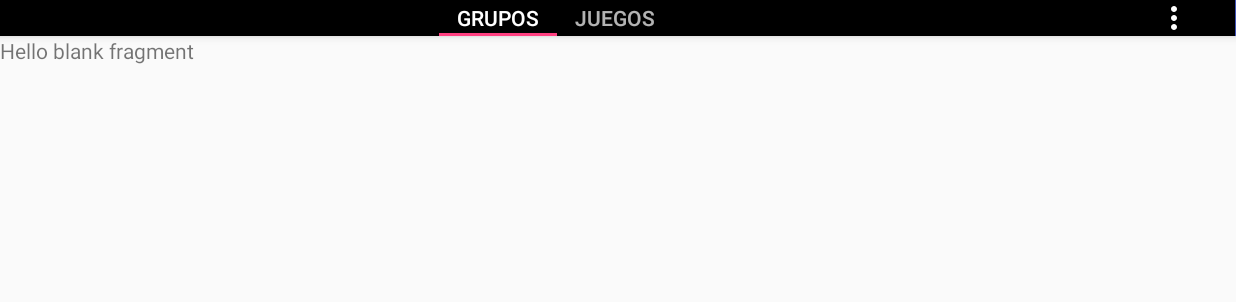
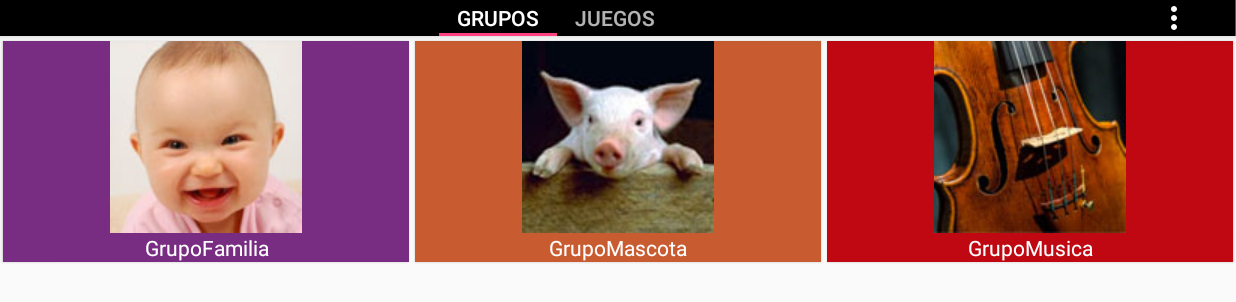
Before and after one commit to cruzmarcano/juego_app, an Android app: the screen it shows after launch (PrincipalActivity), on a phone screen of 824 x 412 dp (held sideways). Shown: the top 302 px of the screen. Run offline under Robolectric (Android 15) with nearby library versions, the phone set to English and light mode, and no system bars.

Commit message:
ReciclerView y CardView de grupo terminado

```diff
--- a/app/src/main/java/com/example/cruzmarcano/juego/CargaActivity.java
+++ b/app/src/main/java/com/example/cruzmarcano/juego/CargaActivity.java
@@ -35,6 +35,9 @@ public class CargaActivity extends AppCompatActivity {
             db.execSQL("INSERT INTO plantilla VALUES (null,'orientacion','#a3bd31');");
             db.execSQL("INSERT INTO plantilla VALUES (null,'arencion','#3D6AAC');");
             db.execSQL("INSERT INTO plantilla VALUES (null,'visual','#782d83');");
+            db.execSQL("INSERT INTO grupo VALUES (null,'GrupoFamilia','#782d83','bebe');");
+            db.execSQL("INSERT INTO grupo VALUES (null,'GrupoMascota','#c85b30','cerdo');");
+            db.execSQL("INSERT INTO grupo VALUES (null,'GrupoMusica','#bf0811','violin');");
             db.execSQL("INSERT INTO juego VALUES (null,1,'Mascota','seleccione el sonido que tenga tenga relacion con la  imagen','cerdo','cerdo',null,null);");
             db.execSQL("INSERT INTO juego VALUES (null,1,'familia','seleccione el sonido que tenga tenga relacion con la  imagen','bebe','bebe',null,null);");
             db.execSQL("INSERT INTO juego VALUES (null,1,'Musica','Seleccione sonido del intrumento musicar mostrado en la imagen','violin','violin',null,null);");
--- a/app/src/main/java/com/example/cruzmarcano/juego/PrincipalGrupos.java
+++ b/app/src/main/java/com/example/cruzmarcano/juego/PrincipalGrupos.java
@@ -4,76 +4,40 @@ import android.content.Context;
 import android.net.Uri;
 import android.os.Bundle;
 import android.support.v4.app.Fragment;
+import android.support.v7.widget.GridLayoutManager;
+import android.support.v7.widget.RecyclerView;
 import android.view.LayoutInflater;
 import android.view.View;
 import android.view.ViewGroup;
 
+import com.example.cruzmarcano.juego.adaptadores.GrupoAdapter;
+import com.example.cruzmarcano.juego.utilidades.TablasCampos;
+
 
 public class PrincipalGrupos extends Fragment {
-    // TODO: Rename parameter arguments, choose names that match
-    // parametrso iniciales
-    private static final String ARG_PARAM1 = "param1";
-    private static final String ARG_PARAM2 = "param2";
-
-    // TODO: Rename and change types of parameters
-    private String mParam1;
-    private String mParam2;
-
-    private OnFragmentInteractionListener mListener;
-
-    public PrincipalGrupos() {
-        // Required empty public constructor
-    }
-
-    /*
-    metodo para  crear instancias del fragmento
-     */
-    // TODO: Rename and change types and number of parameters
-    public static PrincipalGrupos newInstance(String param1, String param2) {
-        PrincipalGrupos fragment = new PrincipalGrupos();
-        Bundle args = new Bundle();
-        args.putString(ARG_PARAM1, param1);
-        args.putString(ARG_PARAM2, param2);
-        fragment.setArguments(args);
-        return fragment;
-    }
+    RecyclerView listaEjercicio;
+    TablasCampos datos;
 
     @Override
-    public void onCreate(Bundle savedInstanceState) {
-        super.onCreate(savedInstanceState);
-        if (getArguments() != null) {
-            mParam1 = getArguments().getString(ARG_PARAM1);
-            mParam2 = getArguments().getString(ARG_PARAM2);
-        }
-    }
+    public View onCreateView(LayoutInflater inflater, ViewGroup container,Bundle savedInstanceState) {
+        datos=new TablasCampos(getContext());
 
-    @Override
-    public View onCreateView(LayoutInflater inflater, ViewGroup container,
-                             Bundle savedInstanceState) {
-        // aqui va el codigo principal
-        return inflater.inflate(R.layout.principal_grupos, container, false);
+        //al crear un fragment este deve devolver una vista por eso se crea el vistaRaiz que crea infla
+        View vistaRaiz = inflater.inflate(R.layout.principal_grupos, container, false);
+        //cateamos el recyclerView
+        listaEjercicio=(RecyclerView)vistaRaiz.findViewById(R.id.recyclerGrupos);
+        //esta linea le dice que todos los elementos ocuparan el mismo espacio
+        listaEjercicio.setHasFixedSize(true);
+        //el layoutManayer gestiona la disposicion de los elementos en la vista diseño
+
+        GridLayoutManager gridLayoutManager = new GridLayoutManager(getContext(),3);
+        listaEjercicio.setLayoutManager(gridLayoutManager);
+
+        GrupoAdapter adactador=new GrupoAdapter(getContext(), datos.selecGrupos());
+        listaEjercicio.setAdapter(adactador);
+
+        return vistaRaiz;
     }
 
 
-    public void onButtonPressed(Uri uri) {
-        if (mListener != null) {
-            mListener.onFragmentInteraction(uri);
-        }
-    }
-
-
-    @Override
-    public void onDetach() {
-        super.onDetach();
-        mListener = null;
-    }
-
-    /**
-     * esta funcion permite comunicacion con otros fragment mas informacion ver web
-     * "http://developer.android.com/training/basics/fragments/communicating.html"
-     */
-    public interface OnFragmentInteractionListener {
-        // TODO: Update argument type and name
-        void onFragmentInteraction(Uri uri);
-    }
 }
--- a/app/src/main/java/com/example/cruzmarcano/juego/adaptadores/GrupoAdapter.java
+++ b/app/src/main/java/com/example/cruzmarcano/juego/adaptadores/GrupoAdapter.java
@@ -5,13 +5,11 @@ import android.graphics.Color;
 import android.net.Uri;
 import android.support.v7.widget.CardView;
 import android.support.v7.widget.RecyclerView;
-import android.text.Layout;
 import android.view.LayoutInflater;
 import android.view.View;
 import android.view.ViewGroup;
 import android.widget.ImageView;
 import android.widget.TextView;
-
 import com.example.cruzmarcano.juego.R;
 import com.example.cruzmarcano.juego.pojo.GruposPojo;
 
@@ -45,6 +43,19 @@ public class GrupoAdapter extends RecyclerView.Adapter<GrupoAdapter.ViewHolder>
     @Override
     public void onBindViewHolder(ViewHolder holder, int position) {
         holder.nombre.setText(gruposPojos.get(position).getNombre());
+
+        if(gruposPojos.get(position).getImagen().length()<8){
+            //optenemos el identificador necesario para la libreria soundPool
+            int ima_id = contexto.getResources().getIdentifier(gruposPojos.get(position).getImagen(), "drawable",
+                    contexto.getPackageName());
+            holder.imagen.setImageResource(ima_id);
+
+        }else{
+            Uri path = Uri.parse(gruposPojos.get(position).getImagen());
+            //cargar imagen
+            holder.imagen.setImageURI(path);
+        }
+
         //color de fondo de la tarjeta
         holder.tarjetagrup.setCardBackgroundColor(Color.parseColor(gruposPojos.get(position).getColor()));
 
--- a/app/src/main/java/com/example/cruzmarcano/juego/utilidades/TablasCampos.java
+++ b/app/src/main/java/com/example/cruzmarcano/juego/utilidades/TablasCampos.java
@@ -9,6 +9,7 @@ import android.widget.Adapter;
 
 import com.example.cruzmarcano.juego.datos.BDalzheimer;
 import com.example.cruzmarcano.juego.pojo.EjerciciosPojo;
+import com.example.cruzmarcano.juego.pojo.GruposPojo;
 
 import java.lang.reflect.Array;
 import java.util.ArrayList;
@@ -83,6 +84,28 @@ public class TablasCampos {
 
     }
 
+    public List<GruposPojo> selecGrupos (){
+        abrirDatabase();
+        Cursor cursor=this.baseDeDatos.rawQuery("select * from grupo",null);
+        List<GruposPojo> gruposPojo=new ArrayList<GruposPojo>();
+        if(cursor.getCount()>0){
+
+            while (cursor.moveToNext()){
+                GruposPojo grupo=new GruposPojo();
+                grupo.setId(cursor.getInt(cursor.getColumnIndex(BDalzheimer.GRUPO_ID)));
+                grupo.setNombre(cursor.getString(cursor.getColumnIndex(BDalzheimer.GRUPO_NOMBRE)));
+                grupo.setColor(cursor.getString(cursor.getColumnIndex(BDalzheimer.GRUPO_COLOR)));
+                grupo.setImagen(cursor.getString(cursor.getColumnIndex(BDalzheimer.GRUPO_IMAGEN)));
+
+                gruposPojo.add(grupo);
+
+            }
+        }
+        cerraDatabase();
+        return gruposPojo;
+
+    }
+
 
 
 
--- a/app/src/main/res/layout/principal_grupos.xml
+++ b/app/src/main/res/layout/principal_grupos.xml
@@ -1,13 +1,16 @@
-<FrameLayout xmlns:android="http://schemas.android.com/apk/res/android"
+<LinearLayout xmlns:android="http://schemas.android.com/apk/res/android"
     xmlns:tools="http://schemas.android.com/tools"
     android:layout_width="match_parent"
     android:layout_height="match_parent"
-    tools:context="com.example.cruzmarcano.juego.PrincipalGrupos">
+    android:orientation="vertical"
+    tools:context="com.example.cruzmarcano.juego.PrincipalEjercicios">
 
-    <!-- TODO: Update blank fragment layout -->
-    <TextView
+    <android.support.v7.widget.RecyclerView
+        android:id="@+id/recyclerGrupos"
         android:layout_width="match_parent"
-        android:layout_height="match_parent"
-        android:text="@string/hello_blank_fragment" />
+        android:layout_height="wrap_content">
 
-</FrameLayout>
+    </android.support.v7.widget.RecyclerView>
+
+
+</LinearLayout>
```
Also changed, not shown: app/src/main/java/com/example/cruzmarcano/juego/pojo/GruposPojo.java (+4 -12 lines).
